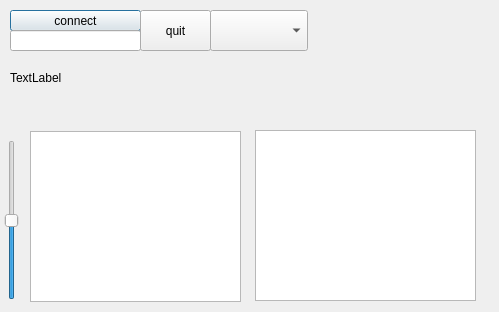
Above: example-7/client/widget.ui from JvanKatwijk/dab-cmdline before the change. Below: the same form after it.
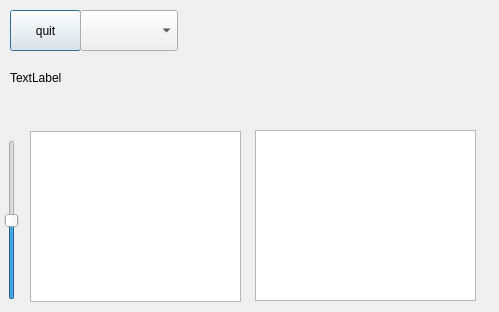
That is the form after the change.

```diff
--- a/example-7/client/widget.ui
+++ b/example-7/client/widget.ui
@@ -13,29 +13,6 @@
   <property name="windowTitle">
    <string>Dialog</string>
   </property>
-  <widget class="QPushButton" name="connectButton">
-   <property name="geometry">
-    <rect>
-     <x>10</x>
-     <y>10</y>
-     <width>131</width>
-     <height>21</height>
-    </rect>
-   </property>
-   <property name="text">
-    <string>connect</string>
-   </property>
-  </widget>
-  <widget class="QLineEdit" name="hostLineEdit">
-   <property name="geometry">
-    <rect>
-     <x>10</x>
-     <y>30</y>
-     <width>131</width>
-     <height>21</height>
-    </rect>
-   </property>
-  </widget>
   <widget class="QLabel" name="state">
    <property name="geometry">
     <rect>
@@ -52,7 +29,7 @@
   <widget class="QPushButton" name="terminateButton">
    <property name="geometry">
     <rect>
-     <x>140</x>
+     <x>10</x>
      <y>10</y>
      <width>71</width>
      <height>41</height>
@@ -101,7 +78,7 @@
   <widget class="QComboBox" name="channelSelector">
    <property name="geometry">
     <rect>
-     <x>210</x>
+     <x>80</x>
      <y>10</y>
      <width>98</width>
      <height>41</height>
```
